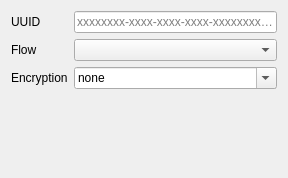
Old version of the form src/plugins/protocols/ui/outbound/vless.ui in the repository Qv2ray/Qv2ray.
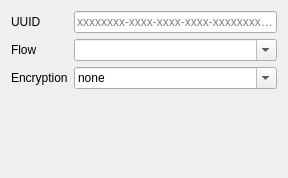
New version of the form.

Commit message: fix: make VLESS flow option editable

Patch:
```diff
--- a/src/plugins/protocols/ui/outbound/vless.ui
+++ b/src/plugins/protocols/ui/outbound/vless.ui
@@ -68,6 +68,9 @@
    </item>
    <item row="1" column="1">
     <widget class="QComboBox" name="flowCombo">
+     <property name="editable">
+      <bool>true</bool>
+     </property>
      <item>
       <property name="text">
        <string/>
```
The commit also changes 1 other file.
